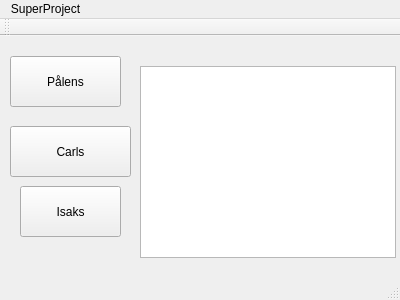
Old version of the form Hackaton2/mainwindow.ui in the repository IsakNaslund/PsHackatonTake2.
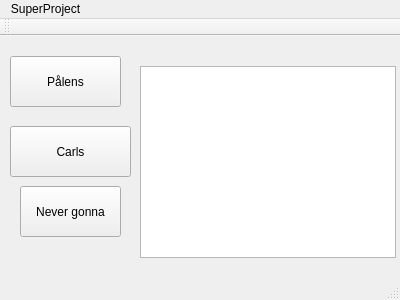
New version of the form.

Commit message: Changed Isaks class

```diff
--- a/Hackaton2/mainwindow.ui
+++ b/Hackaton2/mainwindow.ui
@@ -50,7 +50,7 @@
      </rect>
     </property>
     <property name="text">
-     <string>Isaks</string>
+     <string>Never gonna</string>
     </property>
    </widget>
    <widget class="QTextBrowser" name="textBrowser">
```
The commit also changes 3 other files.
